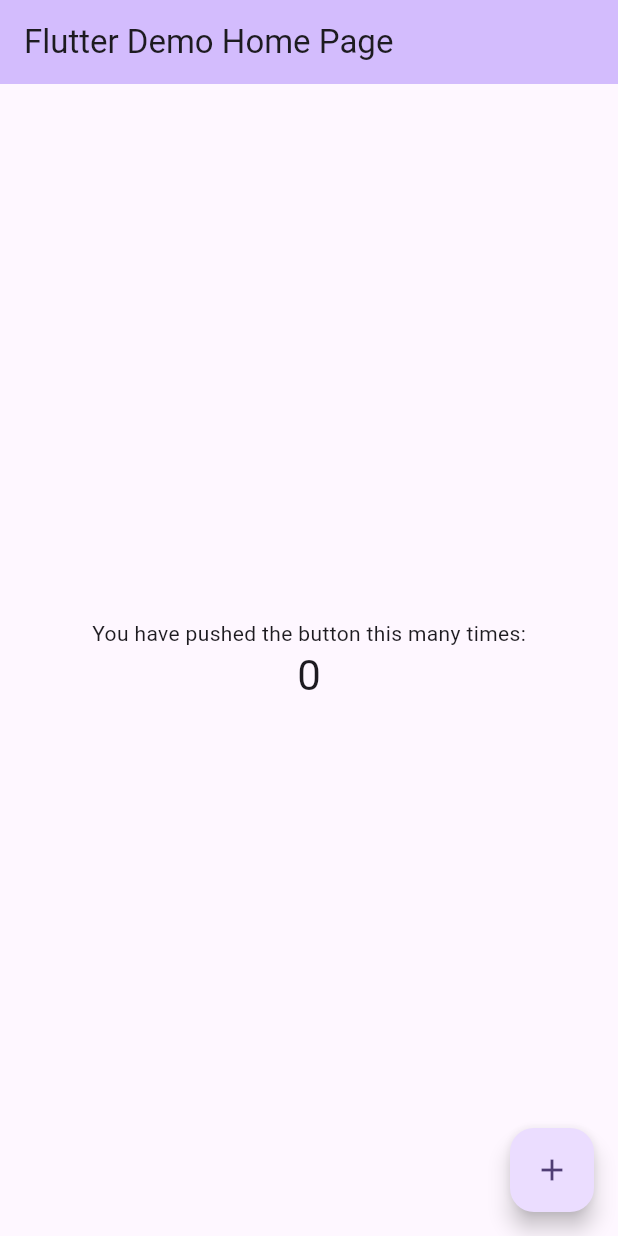
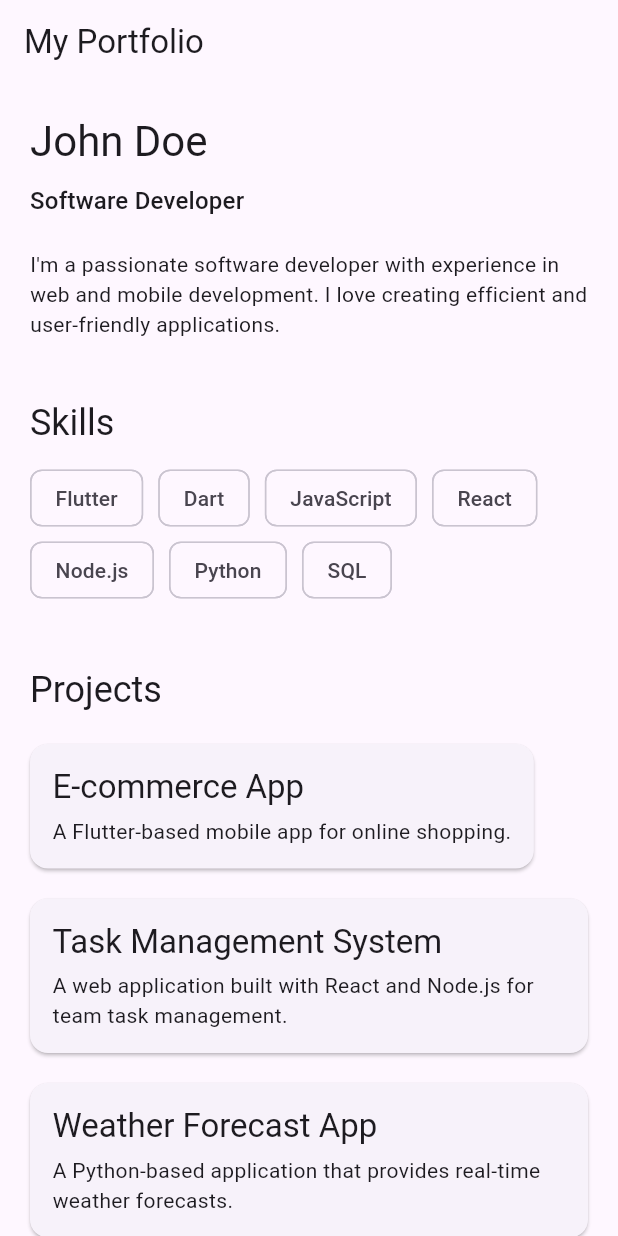
Before and after one commit to Qharny/manasseh_kabutey_portfolio, a Flutter app: the screen it shows after launch, on a phone screen of 412 x 824 dp. Run offline on Flutter 3.47's test engine with Material 3 defaults, Android fonts, the phone set to English and light mode, and no system bars.

Commit message:
modified main.dart

```diff
--- a/lib/main.dart
+++ b/lib/main.dart
@@ -7,119 +7,184 @@
 class MyApp extends StatelessWidget {
   const MyApp({super.key});
 
-  // This widget is the root of your application.
   @override
   Widget build(BuildContext context) {
     return MaterialApp(
-      title: 'Flutter Demo',
+      debugShowCheckedModeBanner: false,
+      title: 'Developer Portfolio',
       theme: ThemeData(
-        // This is the theme of your application.
-        //
-        // TRY THIS: Try running your application with "flutter run". You'll see
-        // the application has a purple toolbar. Then, without quitting the app,
-        // try changing the seedColor in the colorScheme below to Colors.green
-        // and then invoke "hot reload" (save your changes or press the "hot
-        // reload" button in a Flutter-supported IDE, or press "r" if you used
-        // the command line to start the app).
-        //
-        // Notice that the counter didn't reset back to zero; the application
-        // state is not lost during the reload. To reset the state, use hot
-        // restart instead.
-        //
-        // This works for code too, not just values: Most code changes can be
-        // tested with just a hot reload.
-        colorScheme: ColorScheme.fromSeed(seedColor: Colors.deepPurple),
-        useMaterial3: true,
-      ),
-      home: const MyHomePage(title: 'Flutter Demo Home Page'),
+        primarySwatch: Colors.blue,
+        visualDensity: VisualDensity.adaptivePlatformDensity,
+       ),
+      home: const PortfolioPage(),
     );
   }
 }
 
-class MyHomePage extends StatefulWidget {
-  const MyHomePage({super.key, required this.title});
-
-  // This widget is the home page of your application. It is stateful, meaning
-  // that it has a State object (defined below) that contains fields that affect
-  // how it looks.
-
-  // This class is the configuration for the state. It holds the values (in this
-  // case the title) provided by the parent (in this case the App widget) and
-  // used by the build method of the State. Fields in a Widget subclass are
-  // always marked "final".
-
-  final String title;
-
-  @override
-  State<MyHomePage> createState() => _MyHomePageState();
-}
-
-class _MyHomePageState extends State<MyHomePage> {
-  int _counter = 0;
-
-  void _incrementCounter() {
-    setState(() {
-      // This call to setState tells the Flutter framework that something has
-      // changed in this State, which causes it to rerun the build method below
-      // so that the display can reflect the updated values. If we changed
-      // _counter without calling setState(), then the build method would not be
-      // called again, and so nothing would appear to happen.
-      _counter++;
-    });
-  }
+class PortfolioPage extends StatelessWidget {
+  const PortfolioPage({super.key});
 
   @override
   Widget build(BuildContext context) {
-    // This method is rerun every time setState is called, for instance as done
-    // by the _incrementCounter method above.
-    //
-    // The Flutter framework has been optimized to make rerunning build methods
-    // fast, so that you can just rebuild anything that needs updating rather
-    // than having to individually change instances of widgets.
     return Scaffold(
       appBar: AppBar(
-        // TRY THIS: Try changing the color here to a specific color (to
-        // Colors.amber, perhaps?) and trigger a hot reload to see the AppBar
-        // change color while the other colors stay the same.
-        backgroundColor: Theme.of(context).colorScheme.inversePrimary,
-        // Here we take the value from the MyHomePage object that was created by
-        // the App.build method, and use it to set our appbar title.
-        title: Text(widget.title),
+        title: const Text('My Portfolio'),
       ),
-      body: Center(
-        // Center is a layout widget. It takes a single child and positions it
-        // in the middle of the parent.
+      body: SingleChildScrollView(
         child: Column(
-          // Column is also a layout widget. It takes a list of children and
-          // arranges them vertically. By default, it sizes itself to fit its
-          // children horizontally, and tries to be as tall as its parent.
-          //
-          // Column has various properties to control how it sizes itself and
-          // how it positions its children. Here we use mainAxisAlignment to
-          // center the children vertically; the main axis here is the vertical
-          // axis because Columns are vertical (the cross axis would be
-          // horizontal).
-          //
-          // TRY THIS: Invoke "debug painting" (choose the "Toggle Debug Paint"
-          // action in the IDE, or press "p" in the console), to see the
-          // wireframe for each widget.
-          mainAxisAlignment: MainAxisAlignment.center,
-          children: <Widget>[
-            const Text(
-              'You have pushed the button this many times:',
-            ),
-            Text(
-              '$_counter',
-              style: Theme.of(context).textTheme.headlineMedium,
-            ),
+          crossAxisAlignment: CrossAxisAlignment.start,
+           children: <Widget>[
+            const IntroductionSection(),
+             SkillsSection(),
+      const       ProjectsSection(),
+            const ContactSection(),
           ],
         ),
       ),
-      floatingActionButton: FloatingActionButton(
-        onPressed: _incrementCounter,
-        tooltip: 'Increment',
-        child: const Icon(Icons.add),
-      ), // This trailing comma makes auto-formatting nicer for build methods.
     );
   }
 }
+
+class IntroductionSection extends StatelessWidget {
+  const IntroductionSection({super.key});
+
+  @override
+  Widget build(BuildContext context) {
+    return Container(
+      padding: const EdgeInsets.all(20),
+      child: Column(
+        crossAxisAlignment: CrossAxisAlignment.start,
+        children: <Widget>[
+          Text(
+            'John Doe',
+            style: Theme.of(context).textTheme.headlineMedium,
+          ),
+          const SizedBox(height: 10),
+          Text(
+            'Software Developer',
+            style: Theme.of(context).textTheme.titleMedium,
+          ),
+          const SizedBox(height: 20),
+          const Text(
+            'I\'m a passionate software developer with experience in web and mobile development. '
+                'I love creating efficient and user-friendly applications.',
+          ),
+        ],
+      ),
+    );
+  }
+}
+
+class SkillsSection extends StatelessWidget {
+  final List<String> skills = [
+    'Flutter', 'Dart', 'JavaScript', 'React', 'Node.js', 'Python', 'SQL'
+  ];
+
+  SkillsSection({super.key});
+
+  @override
+  Widget build(BuildContext context) {
+    return Container(
+      padding: const EdgeInsets.all(20),
+      child: Column(
+        crossAxisAlignment: CrossAxisAlignment.start,
+        children: <Widget>[
+          Text(
+            'Skills',
+            style: Theme.of(context).textTheme.headlineSmall,
+          ),
+          const SizedBox(height: 10),
+          Wrap(
+            spacing: 10,
+            children: skills.map((skill) => Chip(label: Text(skill))).toList(),
+          ),
+        ],
+      ),
+    );
+  }
+}
+
+class ProjectsSection extends StatelessWidget {
+  const ProjectsSection({super.key});
+
+  @override
+  Widget build(BuildContext context) {
+    return Container(
+      padding: const EdgeInsets.all(20),
+      child: Column(
+        crossAxisAlignment: CrossAxisAlignment.start,
+        children: <Widget>[
+          Text(
+            'Projects',
+            style: Theme.of(context).textTheme.headlineSmall,
+          ),
+          const SizedBox(height: 10),
+          const ProjectCard(
+            title: 'E-commerce App',
+            description: 'A Flutter-based mobile app for online shopping.',
+          ),
+          const ProjectCard(
+            title: 'Task Management System',
+            description: 'A web application built with React and Node.js for team task management.',
+          ),
+          const ProjectCard(
+            title: 'Weather Forecast App',
+            description: 'A Python-based application that provides real-time weather forecasts.',
+          ),
+        ],
+      ),
+    );
+  }
+}
+
+class ProjectCard extends StatelessWidget {
+  final String title;
+  final String description;
+
+  const ProjectCard({super.key, required this.title, required this.description});
+
+  @override
+  Widget build(BuildContext context) {
+    return Card(
+      margin: const EdgeInsets.symmetric(vertical: 10),
+      child: Padding(
+        padding: const EdgeInsets.all(15),
+        child: Column(
+          crossAxisAlignment: CrossAxisAlignment.start,
+          children: <Widget>[
+            Text(
+              title,
+              style: Theme.of(context).textTheme.titleLarge,
+            ),
+            const SizedBox(height: 5),
+            Text(description),
+          ],
+        ),
+      ),
+    );
+  }
+}
+
+class ContactSection extends StatelessWidget {
+  const ContactSection({super.key});
+
+  @override
+  Widget build(BuildContext context) {
+    return Container(
+      padding: const EdgeInsets.all(20),
+      child: Column(
+        crossAxisAlignment: CrossAxisAlignment.start,
+        children: <Widget>[
+          Text(
+            'Contact',
+            style: Theme.of(context).textTheme.headlineSmall,
+          ),
+          const SizedBox(height: 10),
+          const Text('Email: john.doe@example.com'),
+          const Text('LinkedIn: linkedin.com/in/johndoe'),
+          const Text('GitHub: github.com/johndoe'),
+        ],
+      ),
+    );
+  }
+}
```
